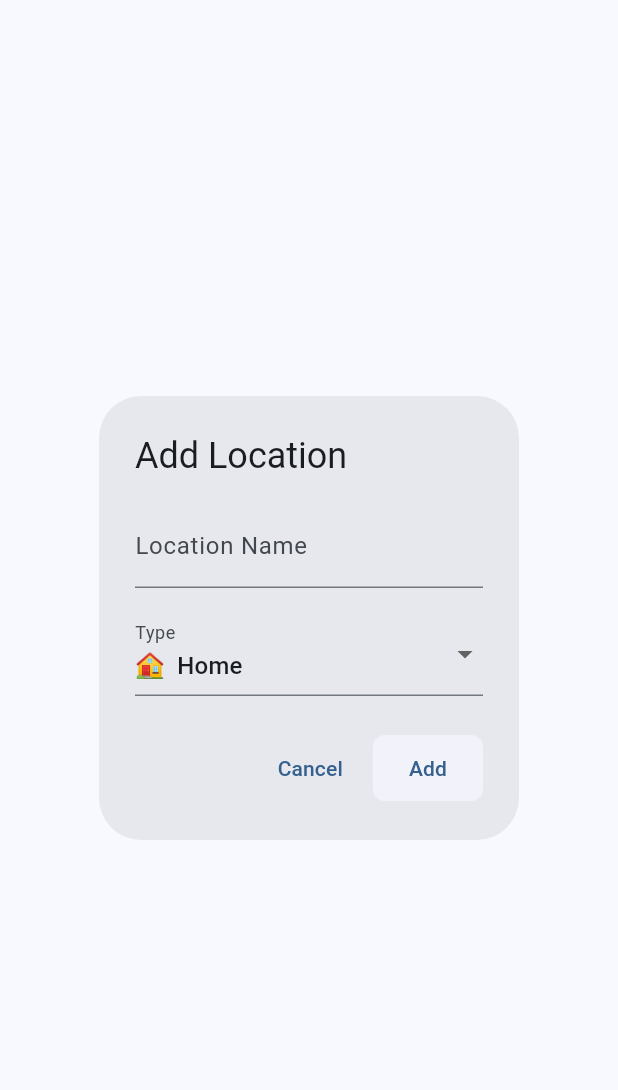
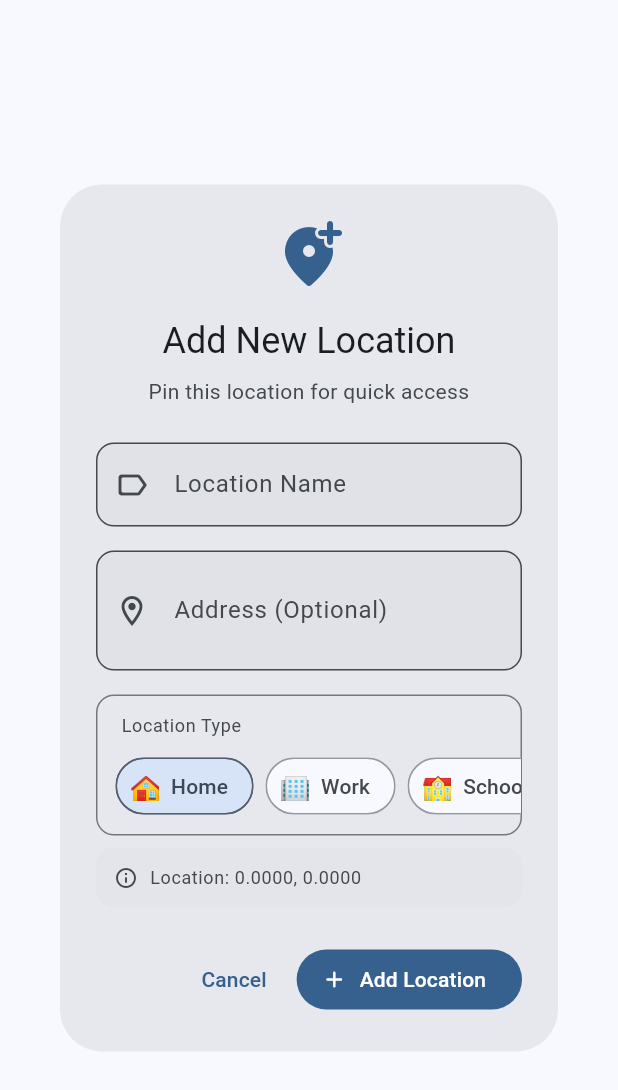
Before and after one commit to viktorinkov/healthmap_ai, a Flutter app: the AddLocationDialog widget shown alone on an empty page, opened directly with empty values, on a phone screen of 412 x 824 dp. Shown: the top 1090 px of the screen. Run offline on Flutter 3.47's test engine with Material 3 defaults, Android fonts, the phone set to English and light mode, and no system bars; our stand-ins replace flutter_dotenv, google_generative_ai, google_maps_flutter, location, sqflite; accounts and stored records are empty.

Commit message:
added pin creation

```diff
--- a/lib/screens/main/map_tab.dart
+++ b/lib/screens/main/map_tab.dart
@@ -6,6 +6,8 @@ import '../../models/neighborhood.dart';
 import '../../models/pinned_location.dart';
 import '../../services/fake_data_service.dart';
 import '../../services/database_service.dart';
+import '../../widgets/add_location_dialog.dart';
+import '../../widgets/pinned_location_sheet.dart';
 
 class MapTab extends StatefulWidget {
   const MapTab({Key? key}) : super(key: key);
@@ -151,7 +153,17 @@ class _MapTabState extends State<MapTab> {
   void _showPinnedLocationDetails(PinnedLocation location) {
     showModalBottomSheet(
       context: context,
-      builder: (context) => PinnedLocationDetailsSheet(location: location),
+      isScrollControlled: true,
+      backgroundColor: Colors.transparent,
+      builder: (context) => PinnedLocationSheet(
+        location: location,
+        onDeleted: () {
+          setState(() {
+            _pinnedLocations.removeWhere((l) => l.id == location.id);
+          });
+          _createMarkers();
+        },
+      ),
     );
   }
 
@@ -388,162 +400,3 @@ class NeighborhoodDetailsSheet extends StatelessWidget {
     );
   }
 }
-
-class PinnedLocationDetailsSheet extends StatelessWidget {
-  final PinnedLocation location;
-
-  const PinnedLocationDetailsSheet({Key? key, required this.location}) : super(key: key);
-
-  @override
-  Widget build(BuildContext context) {
-    return Container(
-      padding: const EdgeInsets.all(16),
-      child: Column(
-        mainAxisSize: MainAxisSize.min,
-        crossAxisAlignment: CrossAxisAlignment.start,
-        children: [
-          Row(
-            children: [
-              Text(
-                location.type.icon,
-                style: const TextStyle(fontSize: 24),
-              ),
-              const SizedBox(width: 12),
-              Expanded(
-                child: Text(
-                  location.name,
-                  style: Theme.of(context).textTheme.headlineSmall,
-                ),
-              ),
-              IconButton(
-                icon: const Icon(Icons.delete, color: Colors.red),
-                onPressed: () {
-                  DatabaseService().deletePinnedLocation(location.id);
-                  Navigator.of(context).pop();
-                },
-              ),
-            ],
-          ),
-          const SizedBox(height: 16),
-          _buildDetailRow('Type', location.type.displayName),
-          if (location.address != null)
-            _buildDetailRow('Address', location.address!),
-          _buildDetailRow('Added', _formatDate(location.createdAt)),
-        ],
-      ),
-    );
-  }
-
-  Widget _buildDetailRow(String label, String value) {
-    return Padding(
-      padding: const EdgeInsets.symmetric(vertical: 4),
-      child: Row(
-        crossAxisAlignment: CrossAxisAlignment.start,
-        children: [
-          SizedBox(
-            width: 80,
-            child: Text(
-              '$label:',
-              style: const TextStyle(fontWeight: FontWeight.w500),
-            ),
-          ),
-          Expanded(child: Text(value)),
-        ],
-      ),
-    );
-  }
-
-  String _formatDate(DateTime date) {
-    return '${date.month}/${date.day}/${date.year}';
-  }
-}
-
-class AddLocationDialog extends StatefulWidget {
-  final LatLng position;
-  final Function(PinnedLocation) onLocationAdded;
-
-  const AddLocationDialog({
-    Key? key,
-    required this.position,
-    required this.onLocationAdded,
-  }) : super(key: key);
-
-  @override
-  State<AddLocationDialog> createState() => _AddLocationDialogState();
-}
-
-class _AddLocationDialogState extends State<AddLocationDialog> {
-  final _nameController = TextEditingController();
-  LocationType _selectedType = LocationType.home;
-
-  @override
-  Widget build(BuildContext context) {
-    return AlertDialog(
-      title: const Text('Add Location'),
-      content: Column(
-        mainAxisSize: MainAxisSize.min,
-        children: [
-          TextField(
-            controller: _nameController,
-            decoration: const InputDecoration(
-              labelText: 'Location Name',
-              hintText: 'e.g., Home, Office, Gym',
-            ),
-          ),
-          const SizedBox(height: 16),
-          DropdownButtonFormField<LocationType>(
-            value: _selectedType,
-            decoration: const InputDecoration(labelText: 'Type'),
-            items: LocationType.values.map((type) {
-              return DropdownMenuItem(
-                value: type,
-                child: Row(
-                  children: [
-                    Text(type.icon),
-                    const SizedBox(width: 8),
-                    Text(type.displayName),
-                  ],
-                ),
-              );
-            }).toList(),
-            onChanged: (value) {
-              setState(() {
-                _selectedType = value!;
-              });
-            },
-          ),
-        ],
-      ),
-      actions: [
-        TextButton(
-          onPressed: () => Navigator.of(context).pop(),
-          child: const Text('Cancel'),
-        ),
-        ElevatedButton(
-          onPressed: _saveLocation,
-          child: const Text('Add'),
-        ),
-      ],
-    );
-  }
-
-  void _saveLocation() async {
-    if (_nameController.text.trim().isEmpty) return;
-
-    final location = PinnedLocation(
-      id: DateTime.now().millisecondsSinceEpoch.toString(),
-      name: _nameController.text.trim(),
-      type: _selectedType,
-      latitude: widget.position.latitude,
-      longitude: widget.position.longitude,
-      createdAt: DateTime.now(),
-    );
-
-    await DatabaseService().savePinnedLocation(location);
-    widget.onLocationAdded(location);
-
-    if (mounted) {
-      Navigator.of(context).pop();
-    }
-  }
-}
--- /dev/null
+++ b/lib/widgets/add_location_dialog.dart
@@ -0,0 +1,289 @@
+import 'package:flutter/material.dart';
+import 'package:google_maps_flutter/google_maps_flutter.dart';
+import '../models/pinned_location.dart';
+import '../services/database_service.dart';
+
+class AddLocationDialog extends StatefulWidget {
+  final LatLng position;
+  final Function(PinnedLocation) onLocationAdded;
+
+  const AddLocationDialog({
+    Key? key,
+    required this.position,
+    required this.onLocationAdded,
+  }) : super(key: key);
+
+  @override
+  State<AddLocationDialog> createState() => _AddLocationDialogState();
+}
+
+class _AddLocationDialogState extends State<AddLocationDialog> {
+  final _nameController = TextEditingController();
+  final _addressController = TextEditingController();
+  LocationType _selectedType = LocationType.home;
+  bool _isSaving = false;
+
+  @override
+  void dispose() {
+    _nameController.dispose();
+    _addressController.dispose();
+    super.dispose();
+  }
+
+  @override
+  Widget build(BuildContext context) {
+    final theme = Theme.of(context);
+
+    return Dialog(
+      shape: RoundedRectangleBorder(
+        borderRadius: BorderRadius.circular(28),
+      ),
+      child: Container(
+        constraints: const BoxConstraints(maxWidth: 400),
+        child: Padding(
+          padding: const EdgeInsets.all(24),
+          child: Column(
+            mainAxisSize: MainAxisSize.min,
+            crossAxisAlignment: CrossAxisAlignment.stretch,
+            children: [
+              Icon(
+                Icons.add_location_alt_rounded,
+                size: 48,
+                color: theme.colorScheme.primary,
+              ),
+              const SizedBox(height: 16),
+              Text(
+                'Add New Location',
+                style: theme.textTheme.headlineSmall,
+                textAlign: TextAlign.center,
+              ),
+              const SizedBox(height: 8),
+              Text(
+                'Pin this location for quick access',
+                style: theme.textTheme.bodyMedium?.copyWith(
+                  color: theme.colorScheme.onSurfaceVariant,
+                ),
+                textAlign: TextAlign.center,
+              ),
+              const SizedBox(height: 24),
+              TextField(
+                controller: _nameController,
+                decoration: InputDecoration(
+                  labelText: 'Location Name',
+                  hintText: 'e.g., Home, Office, Gym',
+                  prefixIcon: const Icon(Icons.label_outline_rounded),
+                  border: OutlineInputBorder(
+                    borderRadius: BorderRadius.circular(12),
+                  ),
+                  filled: true,
+                ),
+                textCapitalization: TextCapitalization.words,
+              ),
+              const SizedBox(height: 16),
+              TextField(
+                controller: _addressController,
+                decoration: InputDecoration(
+                  labelText: 'Address (Optional)',
+                  hintText: 'Street address or description',
+                  prefixIcon: const Icon(Icons.location_on_outlined),
+                  border: OutlineInputBorder(
+                    borderRadius: BorderRadius.circular(12),
+                  ),
+                  filled: true,
+                ),
+                textCapitalization: TextCapitalization.words,
+                minLines: 1,
+                maxLines: 2,
+              ),
+              const SizedBox(height: 16),
+              Container(
+                decoration: BoxDecoration(
+                  border: Border.all(
+                    color: theme.colorScheme.outline,
+                  ),
+                  borderRadius: BorderRadius.circular(12),
+                ),
+                child: Column(
+                  crossAxisAlignment: CrossAxisAlignment.start,
+                  children: [
+                    Padding(
+                      padding: const EdgeInsets.only(left: 16, top: 12),
+                      child: Text(
+                        'Location Type',
+                        style: theme.textTheme.bodySmall?.copyWith(
+                          color: theme.colorScheme.onSurfaceVariant,
+                        ),
+                      ),
+                    ),
+                    SingleChildScrollView(
+                      scrollDirection: Axis.horizontal,
+                      padding: const EdgeInsets.symmetric(horizontal: 8, vertical: 8),
+                      child: Row(
+                        children: LocationType.values.map((type) {
+                          final isSelected = _selectedType == type;
+                          return Padding(
+                            padding: const EdgeInsets.symmetric(horizontal: 4),
+                            child: FilterChip(
+                              selected: isSelected,
+                              onSelected: (selected) {
+                                setState(() {
+                                  _selectedType = type;
+                                });
+                              },
+                              avatar: Text(
+                                type.icon,
+                                style: const TextStyle(fontSize: 18),
+                              ),
+                              label: Text(type.displayName),
+                              showCheckmark: false,
+                              selectedColor: theme.colorScheme.secondaryContainer,
+                              backgroundColor: theme.colorScheme.surface,
+                              shape: RoundedRectangleBorder(
+                                borderRadius: BorderRadius.circular(20),
+                                side: BorderSide(
+                                  color: isSelected
+                                    ? theme.colorScheme.secondary
+                                    : theme.colorScheme.outline.withOpacity(0.5),
+                                ),
+                              ),
+                            ),
+                          );
+                        }).toList(),
+                      ),
+                    ),
+                  ],
+                ),
+              ),
+              const SizedBox(height: 8),
+              Container(
+                padding: const EdgeInsets.all(12),
+                decoration: BoxDecoration(
+                  color: theme.colorScheme.surfaceContainerHighest.withOpacity(0.5),
+                  borderRadius: BorderRadius.circular(12),
+                ),
+                child: Row(
+                  children: [
+                    Icon(
+                      Icons.info_outline_rounded,
+                      size: 16,
+                      color: theme.colorScheme.onSurfaceVariant,
+                    ),
+                    const SizedBox(width: 8),
+                    Expanded(
+                      child: Text(
+                        'Location: ${widget.position.latitude.toStringAsFixed(4)}, ${widget.position.longitude.toStringAsFixed(4)}',
+                        style: theme.textTheme.bodySmall?.copyWith(
+                          color: theme.colorScheme.onSurfaceVariant,
+                        ),
+                      ),
+                    ),
+                  ],
+                ),
+              ),
+              const SizedBox(height: 24),
+              Row(
+                mainAxisAlignment: MainAxisAlignment.end,
+                children: [
+                  TextButton(
+                    onPressed: _isSaving ? null : () => Navigator.of(context).pop(),
+                    child: const Text('Cancel'),
+                  ),
+                  const SizedBox(width: 8),
+                  FilledButton.icon(
+                    onPressed: _isSaving ? null : _saveLocation,
+                    icon: _isSaving
+                      ? SizedBox(
+                          width: 16,
+                          height: 16,
+                          child: CircularProgressIndicator(
+                            strokeWidth: 2,
+                            valueColor: AlwaysStoppedAnimation<Color>(
+                              theme.colorScheme.onPrimary,
+                            ),
+                          ),
+                        )
+                      : const Icon(Icons.add_rounded),
+                    label: Text(_isSaving ? 'Saving...' : 'Add Location'),
+                  ),
+                ],
+              ),
+            ],
+          ),
+        ),
+      ),
+    );
+  }
+
+  Future<void> _saveLocation() async {
+    if (_nameController.text.trim().isEmpty) {
+      ScaffoldMessenger.of(context).showSnackBar(
+        SnackBar(
+          content: const Text('Please enter a location name'),
+          behavior: SnackBarBehavior.floating,
+          shape: RoundedRectangleBorder(
+            borderRadius: BorderRadius.circular(10),
+          ),
+        ),
+      );
+      return;
+    }
+
+    setState(() {
+      _isSaving = true;
+    });
+
+    try {
+      final location = PinnedLocation(
+        id: DateTime.now().millisecondsSinceEpoch.toString(),
+        name: _nameController.text.trim(),
+        type: _selectedType,
+        latitude: widget.position.latitude,
+        longitude: widget.position.longitude,
+        address: _addressController.text.trim().isNotEmpty
+          ? _addressController.text.trim()
+          : null,
+        createdAt: DateTime.now(),
+      );
+
+      await DatabaseService().savePinnedLocation(location);
+      widget.onLocationAdded(location);
+
+      if (mounted) {
+        Navigator.of(context).pop();
+        ScaffoldMessenger.of(context).showSnackBar(
+          SnackBar(
+            content: Row(
+              children: [
+                const Icon(Icons.check_circle, color: Colors.white),
+                const SizedBox(width: 8),
+                Text('${location.name} added successfully'),
+              ],
+            ),
+            behavior: SnackBarBehavior.floating,
+            backgroundColor: Colors.green,
+            shape: RoundedRectangleBorder(
+              borderRadius: BorderRadius.circular(10),
+            ),
+          ),
+        );
+      }
+    } catch (e) {
+      setState(() {
+        _isSaving = false;
+      });
+
+      if (mounted) {
+        ScaffoldMessenger.of(context).showSnackBar(
+          SnackBar(
+            content: const Text('Failed to save location. Please try again.'),
+            behavior: SnackBarBehavior.floating,
+            backgroundColor: Theme.of(context).colorScheme.error,
+            shape: RoundedRectangleBorder(
+              borderRadius: BorderRadius.circular(10),
+            ),
+          ),
+        );
+      }
+    }
+  }
+}
```
Also changed, not shown: lib/widgets/pinned_location_sheet.dart (added, +267 -0 lines), 1 other file.
